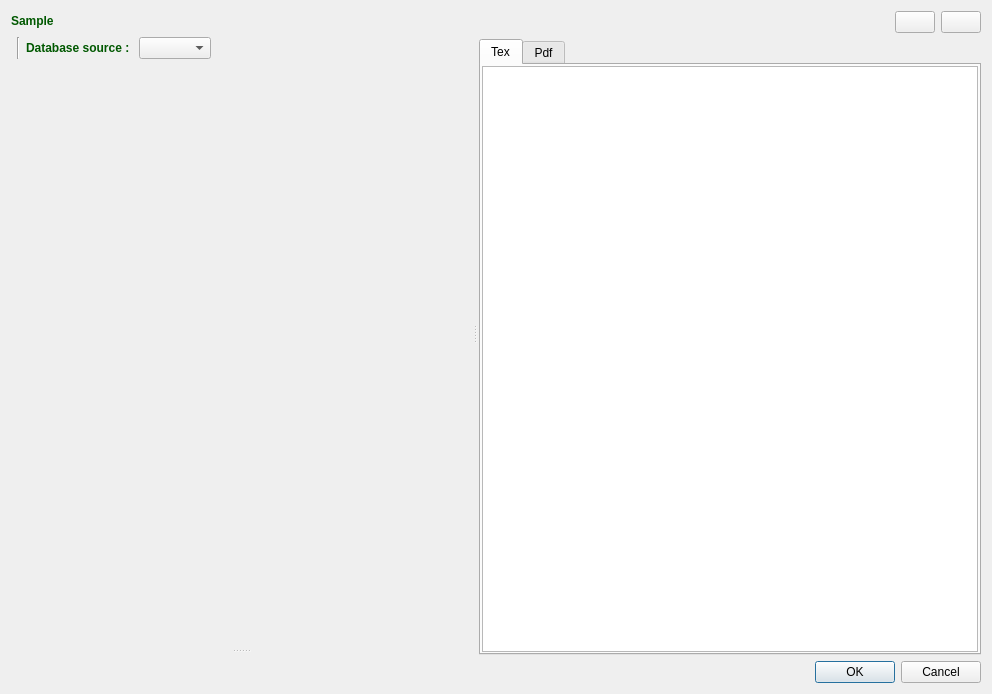
Old version of the form datatex/addfiletoeditor.ui in the repository CSMathematics/DataTex.
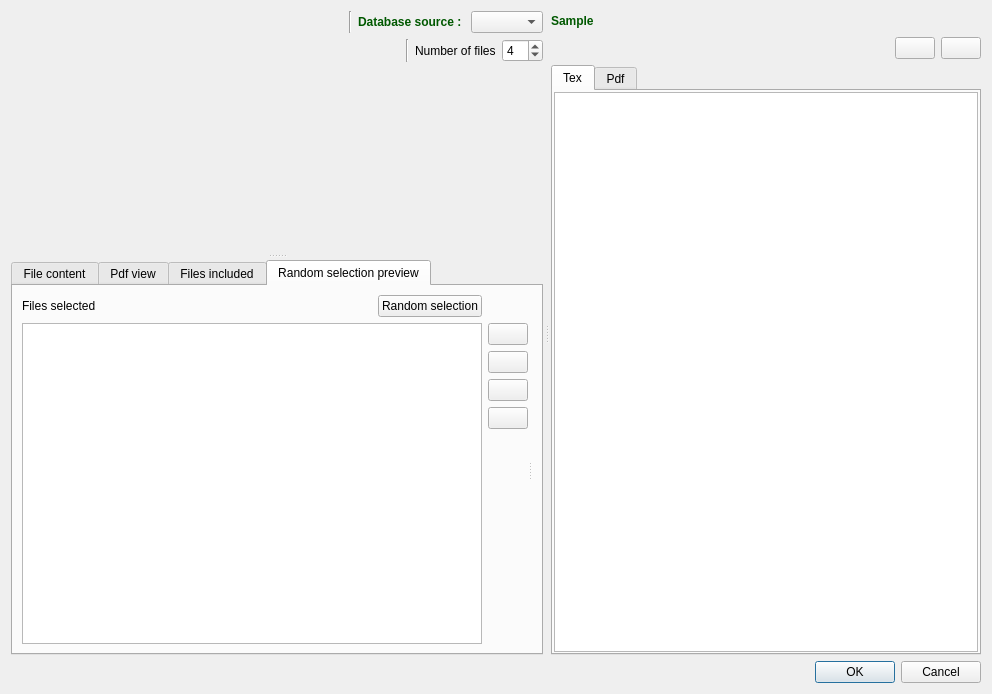
New version of the form. The open tabs and pages were chosen to show the change. Icons and pictures are not drawn. Custom widgets are drawn as their Qt base class.

```diff
--- a/datatex/addfiletoeditor.ui
+++ b/datatex/addfiletoeditor.ui
@@ -24,6 +24,22 @@
     <normaloff>:/images/add-button.png</normaloff>:/images/add-button.png</iconset>
   </property>
   <layout class="QGridLayout" name="gridLayout">
+   <item row="1" column="0">
+    <widget class="QDialogButtonBox" name="Okbutton">
+     <property name="sizePolicy">
+      <sizepolicy hsizetype="Expanding" vsizetype="Fixed">
+       <horstretch>0</horstretch>
+       <verstretch>0</verstretch>
+      </sizepolicy>
+     </property>
+     <property name="orientation">
+      <enum>Qt::Horizontal</enum>
+     </property>
+     <property name="standardButtons">
+      <set>QDialogButtonBox::Cancel|QDialogButtonBox::Ok</set>
+     </property>
+    </widget>
+   </item>
    <item row="0" column="0">
     <widget class="QSplitter" name="splitter_2">
      <property name="orientation">
@@ -41,10 +57,43 @@
       </property>
       <widget class="QWidget" name="layoutWidget">
        <layout class="QGridLayout" name="gridLayout_16">
-        <item row="0" column="0" rowspan="2" colspan="3">
-         <layout class="QHBoxLayout" name="horizontalLayout_3">
+        <item row="2" column="0" colspan="2">
+         <layout class="QHBoxLayout" name="horizontalLayout_4">
           <item>
-           <widget class="QLabel" name="CurrentFileLabel">
+           <widget class="Switch" name="checkBox" native="true">
+            <property name="text" stdset="0">
+             <string>Insert files from multiple databases</string>
+            </property>
+           </widget>
+          </item>
+          <item>
+           <spacer name="horizontalSpacer_2">
+            <property name="orientation">
+             <enum>Qt::Horizontal</enum>
+            </property>
+            <property name="sizeHint" stdset="0">
+             <size>
+              <width>40</width>
+              <height>20</height>
+             </size>
+            </property>
+           </spacer>
+          </item>
+          <item>
+           <widget class="Line" name="line">
+            <property name="orientation">
+             <enum>Qt::Vertical</enum>
+            </property>
+           </widget>
+          </item>
+          <item>
+           <widget class="QLabel" name="label_2">
+            <property name="sizePolicy">
+             <sizepolicy hsizetype="Fixed" vsizetype="Preferred">
+              <horstretch>0</horstretch>
+              <verstretch>0</verstretch>
+             </sizepolicy>
+            </property>
             <property name="font">
              <font>
               <weight>75</weight>
@@ -55,26 +104,16 @@
              <string notr="true">color: rgb(0, 88, 0);</string>
             </property>
             <property name="text">
-             <string>Sample</string>
+             <string>Database source : </string>
             </property>
            </widget>
           </item>
           <item>
-           <spacer name="horizontalSpacer">
-            <property name="orientation">
-             <enum>Qt::Horizontal</enum>
-            </property>
-            <property name="sizeHint" stdset="0">
-             <size>
-              <width>40</width>
-              <height>20</height>
-             </size>
-            </property>
-           </spacer>
+           <widget class="QComboBox" name="FilesDatabasesCombo"/>
           </item>
          </layout>
         </item>
-        <item row="3" column="1" colspan="2">
+        <item row="4" column="1">
          <layout class="QVBoxLayout" name="verticalLayout">
           <property name="spacing">
            <number>0</number>
@@ -99,6 +138,26 @@
             </property>
            </widget>
           </item>
+          <item>
+           <widget class="QPushButton" name="addEverything">
+            <property name="sizePolicy">
+             <sizepolicy hsizetype="Fixed" vsizetype="Fixed">
+              <horstretch>0</horstretch>
+              <verstretch>0</verstretch>
+             </sizepolicy>
+            </property>
+            <property name="text">
+             <string/>
+            </property>
+            <property name="icon">
+             <iconset resource="../images.qrc">
+              <normaloff>:/images/go-last.svg</normaloff>:/images/go-last.svg</iconset>
+            </property>
+            <property name="flat">
+             <bool>true</bool>
+            </property>
+           </widget>
+          </item>
           <item>
            <widget class="QPushButton" name="removeButton">
             <property name="sizePolicy">
@@ -134,43 +193,17 @@
           </item>
          </layout>
         </item>
-        <item row="2" column="0" colspan="3">
-         <layout class="QHBoxLayout" name="horizontalLayout_4">
+        <item row="3" column="0" colspan="2">
+         <layout class="QHBoxLayout" name="horizontalLayout">
           <item>
-           <widget class="Switch" name="checkBox" native="true">
+           <widget class="Switch" name="RandomSelection" native="true">
             <property name="text" stdset="0">
-             <string>Insert files from multiple databases</string>
+             <string>Random selection</string>
             </property>
            </widget>
           </item>
           <item>
-           <widget class="Line" name="line">
-            <property name="orientation">
-             <enum>Qt::Vertical</enum>
-            </property>
-           </widget>
-          </item>
-          <item>
-           <widget class="QLabel" name="label_2">
-            <property name="font">
-             <font>
-              <weight>75</weight>
-              <bold>true</bold>
-             </font>
-            </property>
-            <property name="styleSheet">
-             <string notr="true">color: rgb(0, 88, 0);</string>
-            </property>
-            <property name="text">
-             <string>Database source : </string>
-            </property>
-           </widget>
-          </item>
-          <item>
-           <widget class="QComboBox" name="FilesDatabasesCombo"/>
-          </item>
-          <item>
-           <spacer name="horizontalSpacer_2">
+           <spacer name="horizontalSpacer_4">
             <property name="orientation">
              <enum>Qt::Horizontal</enum>
             </property>
@@ -182,16 +215,264 @@
             </property>
            </spacer>
           </item>
+          <item>
+           <widget class="Line" name="line_3">
+            <property name="orientation">
+             <enum>Qt::Vertical</enum>
+            </property>
+           </widget>
+          </item>
+          <item>
+           <widget class="QLabel" name="numLabel">
+            <property name="text">
+             <string>Number of files</string>
+            </property>
+           </widget>
+          </item>
+          <item>
+           <widget class="QSpinBox" name="numOfFilesSpin">
+            <property name="sizePolicy">
+             <sizepolicy hsizetype="Fixed" vsizetype="Fixed">
+              <horstretch>0</horstretch>
+              <verstretch>0</verstretch>
+             </sizepolicy>
+            </property>
+            <property name="minimum">
+             <number>1</number>
+            </property>
+            <property name="value">
+             <number>4</number>
+            </property>
+           </widget>
+          </item>
          </layout>
         </item>
        </layout>
       </widget>
       <widget class="QWidget" name="layoutWidget">
-       <layout class="QGridLayout" name="gridLayout_17"/>
+       <layout class="QGridLayout" name="gridLayout_17">
+        <item row="0" column="0">
+         <widget class="QTabWidget" name="FilesTabWidget">
+          <property name="currentIndex">
+           <number>0</number>
+          </property>
+          <widget class="QWidget" name="tab_3">
+           <attribute name="title">
+            <string>File content</string>
+           </attribute>
+           <layout class="QVBoxLayout" name="verticalLayout_5">
+            <item>
+             <widget class="LatexTextBrowser" name="FileContent"/>
+            </item>
+           </layout>
+          </widget>
+          <widget class="QWidget" name="tab_4">
+           <attribute name="title">
+            <string>Pdf view</string>
+           </attribute>
+           <layout class="QVBoxLayout" name="verticalLayout_6"/>
+          </widget>
+          <widget class="QWidget" name="tab_5">
+           <attribute name="title">
+            <string>Files included</string>
+           </attribute>
+           <layout class="QVBoxLayout" name="verticalLayout_7">
+            <item>
+             <widget class="QTableView" name="filesSelected">
+              <property name="selectionMode">
+               <enum>QAbstractItemView::SingleSelection</enum>
+              </property>
+              <property name="selectionBehavior">
+               <enum>QAbstractItemView::SelectRows</enum>
+              </property>
+              <property name="horizontalScrollMode">
+               <enum>QAbstractItemView::ScrollPerPixel</enum>
+              </property>
+             </widget>
+            </item>
+           </layout>
+          </widget>
+          <widget class="QWidget" name="tab_6">
+           <attribute name="title">
+            <string>Random selection preview</string>
+           </attribute>
+           <layout class="QVBoxLayout" name="verticalLayout_11">
+            <item>
+             <widget class="QSplitter" name="splitter_3">
+              <property name="orientation">
+               <enum>Qt::Horizontal</enum>
+              </property>
+              <widget class="QWidget" name="layoutWidget">
+               <layout class="QGridLayout" name="gridLayout_2">
+                <item row="0" column="0">
+                 <layout class="QHBoxLayout" name="horizontalLayout_7">
+                  <item>
+                   <widget class="QLabel" name="SelectedFilesLabel">
+                    <property name="sizePolicy">
+                     <sizepolicy hsizetype="Minimum" vsizetype="Preferred">
+                      <horstretch>0</horstretch>
+                      <verstretch>0</verstretch>
+                     </sizepolicy>
+                    </property>
+                    <property name="text">
+                     <string>Files selected</string>
+                    </property>
+                   </widget>
+                  </item>
+                  <item>
+                   <widget class="QPushButton" name="RefreshSelection">
+                    <property name="sizePolicy">
+                     <sizepolicy hsizetype="Fixed" vsizetype="Fixed">
+                      <horstretch>0</horstretch>
+                      <verstretch>0</verstretch>
+                     </sizepolicy>
+                    </property>
+                    <property name="text">
+                     <string>Random selection</string>
+                    </property>
+                    <property name="icon">
+                     <iconset resource="../images.qrc">
+                      <normaloff>:/images/update-document.svg</normaloff>:/images/update-document.svg</iconset>
+                    </property>
+                   </widget>
+                  </item>
+                 </layout>
+                </item>
+                <item row="1" column="0">
+                 <widget class="QListWidget" name="RandomSelectionList">
+                  <property name="alternatingRowColors">
+                   <bool>true</bool>
+                  </property>
+                 </widget>
+                </item>
+                <item row="1" column="1">
+                 <layout class="QVBoxLayout" name="verticalLayout_10">
+                  <item>
+                   <widget class="QPushButton" name="moveUp">
+                    <property name="text">
+                     <string/>
+                    </property>
+                    <property name="icon">
+                     <iconset resource="../images.qrc">
+                      <normaloff>:/images/go-up.svg</normaloff>:/images/go-up.svg</iconset>
+                    </property>
+                   </widget>
+                  </item>
+                  <item>
+                   <widget class="QPushButton" name="moveDown">
+                    <property name="text">
+                     <string/>
+                    </property>
+                    <property name="icon">
+                     <iconset resource="../images.qrc">
+                      <normaloff>:/images/go-down.svg</normaloff>:/images/go-down.svg</iconset>
+                    </property>
+                   </widget>
+                  </item>
+                  <item>
+                   <widget class="QPushButton" name="AddRandomFiles">
+                    <property name="sizePolicy">
+                     <sizepolicy hsizetype="Minimum" vsizetype="Fixed">
+                      <horstretch>0</horstretch>
+                      <verstretch>0</verstretch>
+                     </sizepolicy>
+                    </property>
+                    <property name="toolTip">
+                     <string>Add selected files to editor</string>
+                    </property>
+                    <property name="text">
+                     <string/>
+                    </property>
+                    <property name="icon">
+                     <iconset resource="../images.qrc">
+                      <normaloff>:/images/go-last.svg</normaloff>:/images/go-last.svg</iconset>
+                    </property>
+                   </widget>
+                  </item>
+                  <item>
+                   <widget class="QPushButton" name="removeUnSelected">
+                    <property name="toolTip">
+                     <string>Remove unselected files</string>
+                    </property>
+                    <property name="text">
+                     <string/>
+                    </property>
+                    <property name="icon">
+                     <iconset resource="../images.qrc">
+                      <normaloff>:/images/edit-delete-2.svg</normaloff>:/images/edit-delete-2.svg</iconset>
+                    </property>
+                   </widget>
+                  </item>
+                  <item>
+                   <spacer name="verticalSpacer_2">
+                    <property name="orientation">
+                     <enum>Qt::Vertical</enum>
+                    </property>
+                    <property name="sizeHint" stdset="0">
+                     <size>
+                      <width>20</width>
+                      <height>40</height>
+                     </size>
+                    </property>
+                   </spacer>
+                  </item>
+                 </layout>
+                </item>
+               </layout>
+              </widget>
+              <widget class="QWidget" name="verticalLayoutWidget">
+               <layout class="QVBoxLayout" name="verticalLayout_9"/>
+              </widget>
+             </widget>
+            </item>
+           </layout>
+          </widget>
+         </widget>
+        </item>
+       </layout>
       </widget>
      </widget>
      <widget class="QWidget" name="layoutWidget">
       <layout class="QVBoxLayout" name="verticalLayout_2">
+       <item>
+        <layout class="QHBoxLayout" name="horizontalLayout_3">
+         <item>
+          <widget class="QLabel" name="CurrentFileLabel">
+           <property name="sizePolicy">
+            <sizepolicy hsizetype="Fixed" vsizetype="Fixed">
+             <horstretch>0</horstretch>
+             <verstretch>0</verstretch>
+            </sizepolicy>
+           </property>
+           <property name="font">
+            <font>
+             <weight>75</weight>
+             <bold>true</bold>
+            </font>
+           </property>
+           <property name="styleSheet">
+            <string notr="true">color: rgb(0, 88, 0);</string>
+           </property>
+           <property name="text">
+            <string>Sample</string>
+           </property>
+          </widget>
+         </item>
+         <item>
+          <spacer name="horizontalSpacer">
+           <property name="orientation">
+            <enum>Qt::Horizontal</enum>
+           </property>
+           <property name="sizeHint" stdset="0">
+            <size>
+             <width>40</width>
+             <height>20</height>
+            </size>
+           </property>
+          </spacer>
+         </item>
+        </layout>
+       </item>
        <item>
         <widget class="QWidget" name="ToolBar" native="true">
          <layout class="QHBoxLayout" name="horizontalLayout_5">
@@ -220,6 +501,13 @@
             </property>
            </spacer>
           </item>
+          <item>
+           <widget class="QLabel" name="AddingFilesStatus">
+            <property name="text">
+             <string/>
+            </property>
+           </widget>
+          </item>
           <item>
            <widget class="QPushButton" name="Rebuild">
             <property name="text">
@@ -297,22 +585,6 @@
      </widget>
     </widget>
    </item>
-   <item row="1" column="0">
-    <widget class="QDialogButtonBox" name="Okbutton">
-     <property name="sizePolicy">
-      <sizepolicy hsizetype="Expanding" vsizetype="Fixed">
-       <horstretch>0</horstretch>
-       <verstretch>0</verstretch>
-      </sizepolicy>
-     </property>
-     <property name="orientation">
-      <enum>Qt::Horizontal</enum>
-     </property>
-     <property name="standardButtons">
-      <set>QDialogButtonBox::Cancel|QDialogButtonBox::Ok</set>
-     </property>
-    </widget>
-   </item>
   </layout>
  </widget>
  <customwidgets>
@@ -321,6 +593,11 @@
    <extends>QTextEdit</extends>
    <header>highlighter.h</header>
   </customwidget>
+  <customwidget>
+   <class>LatexTextBrowser</class>
+   <extends>QTextEdit</extends>
+   <header>highlighter.h</header>
+  </customwidget>
   <customwidget>
    <class>Switch</class>
    <extends>QWidget</extends>
```
